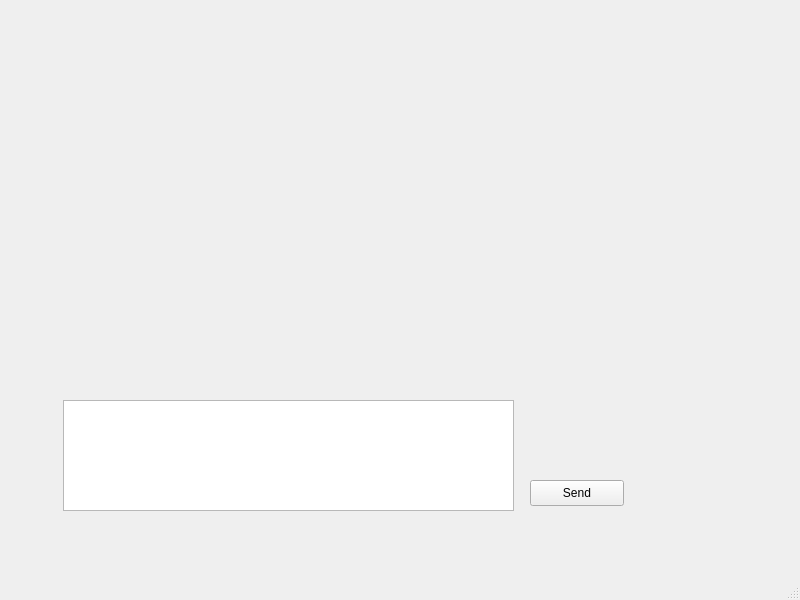
The window that mainwindow.ui (messenger-m/messenger_client) describes before a commit, drawn with Qt 5.
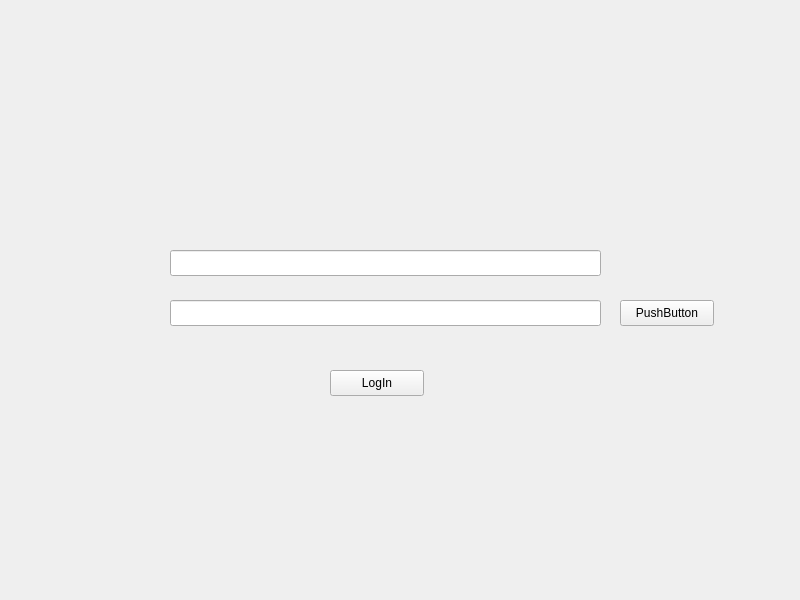
The same window after the commit.

Commit message: add login password page

```diff
--- a/mainwindow.ui
+++ b/mainwindow.ui
@@ -14,41 +14,118 @@
    <string>MainWindow</string>
   </property>
   <widget class="QWidget" name="centralwidget">
-   <widget class="QTextEdit" name="messageEdit">
+   <property name="enabled">
+    <bool>true</bool>
+   </property>
+   <property name="autoFillBackground">
+    <bool>false</bool>
+   </property>
+   <widget class="QStackedWidget" name="stackedWidget">
     <property name="geometry">
      <rect>
-      <x>63</x>
-      <y>400</y>
-      <width>451</width>
-      <height>111</height>
+      <x>0</x>
+      <y>0</y>
+      <width>800</width>
+      <height>600</height>
      </rect>
     </property>
-   </widget>
-   <widget class="QPushButton" name="sendButton">
-    <property name="geometry">
-     <rect>
-      <x>530</x>
-      <y>480</y>
-      <width>94</width>
-      <height>26</height>
-     </rect>
+    <property name="maximumSize">
+     <size>
+      <width>16777215</width>
+      <height>16777215</height>
+     </size>
     </property>
-    <property name="text">
-     <string>Send</string>
+    <property name="autoFillBackground">
+     <bool>false</bool>
     </property>
+    <property name="currentIndex">
+     <number>0</number>
+    </property>
+    <widget class="QWidget" name="pageLogin">
+     <widget class="QLineEdit" name="login">
+      <property name="geometry">
+       <rect>
+        <x>170</x>
+        <y>250</y>
+        <width>431</width>
+        <height>26</height>
+       </rect>
+      </property>
+     </widget>
+     <widget class="QLineEdit" name="password">
+      <property name="geometry">
+       <rect>
+        <x>170</x>
+        <y>300</y>
+        <width>431</width>
+        <height>26</height>
+       </rect>
+      </property>
+     </widget>
+     <widget class="QPushButton" name="loginButton">
+      <property name="geometry">
+       <rect>
+        <x>330</x>
+        <y>370</y>
+        <width>94</width>
+        <height>26</height>
+       </rect>
+      </property>
+      <property name="text">
+       <string>LogIn</string>
+      </property>
+     </widget>
+     <widget class="QPushButton" name="toggleButton">
+      <property name="geometry">
+       <rect>
+        <x>620</x>
+        <y>300</y>
+        <width>94</width>
+        <height>26</height>
+       </rect>
+      </property>
+      <property name="text">
+       <string>PushButton</string>
+      </property>
+     </widget>
+    </widget>
+    <widget class="QWidget" name="pageChat">
+     <widget class="QPushButton" name="sendButton">
+      <property name="geometry">
+       <rect>
+        <x>630</x>
+        <y>430</y>
+        <width>94</width>
+        <height>26</height>
+       </rect>
+      </property>
+      <property name="text">
+       <string>Send</string>
+      </property>
+     </widget>
+     <widget class="QTextBrowser" name="chatWindow">
+      <property name="geometry">
+       <rect>
+        <x>50</x>
+        <y>80</y>
+        <width>561</width>
+        <height>281</height>
+       </rect>
+      </property>
+     </widget>
+     <widget class="QTextEdit" name="messageEdit">
+      <property name="geometry">
+       <rect>
+        <x>50</x>
+        <y>410</y>
+        <width>551</width>
+        <height>61</height>
+       </rect>
+      </property>
+     </widget>
+    </widget>
    </widget>
   </widget>
-  <widget class="QMenuBar" name="menubar">
-   <property name="geometry">
-    <rect>
-     <x>0</x>
-     <y>0</y>
-     <width>800</width>
-     <height>23</height>
-    </rect>
-   </property>
-  </widget>
-  <widget class="QStatusBar" name="statusbar"/>
  </widget>
  <resources/>
  <connections/>
```
The commit also changes 2 other files.
